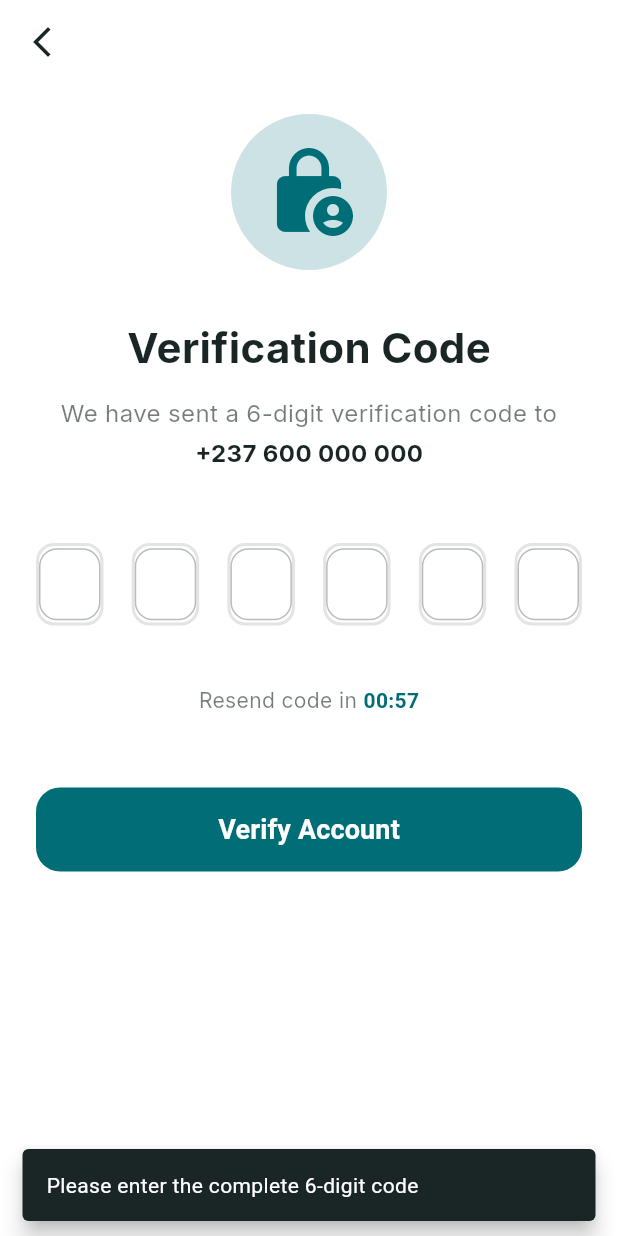
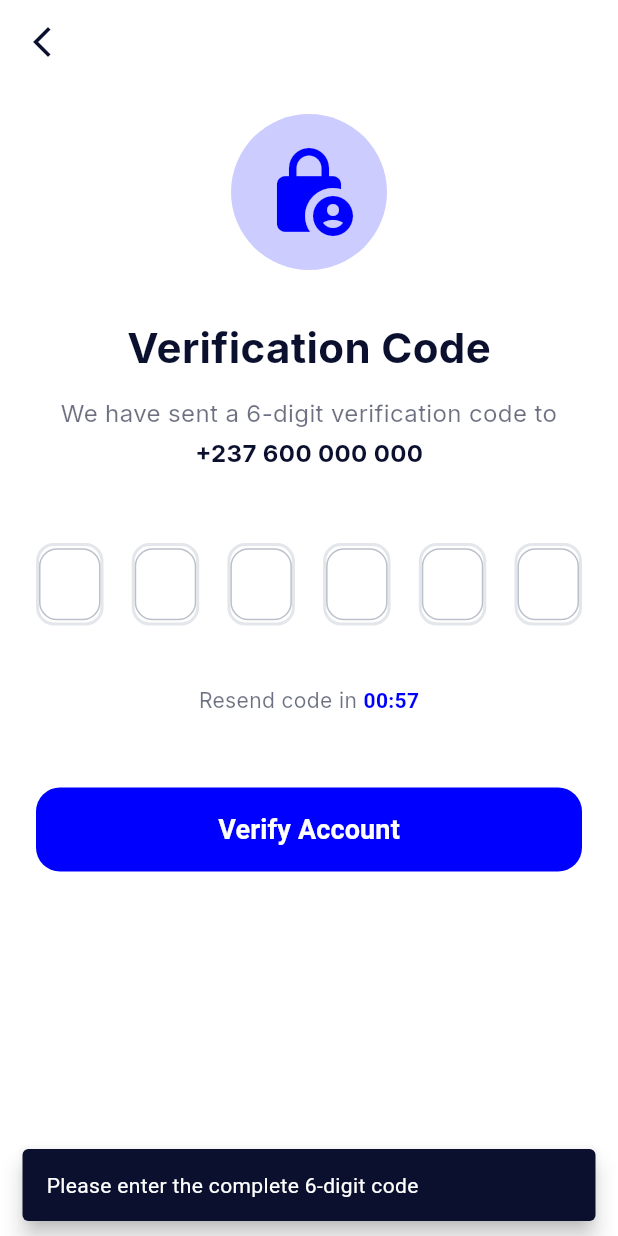
Before and after one commit to TulaPay/TulaBix, a Flutter app: the OtpVerificationScreen screen opened directly, after a tap on "Verify Account", on a phone screen of 412 x 824 dp. Run offline on Flutter 3.47's test engine with Material 3 defaults, Android fonts, the phone set to English and light mode, and no system bars; our stand-ins replace google_fonts, introduction_screen.

Commit message:
refactured all major components

```diff
--- a/lib/authentication/OTP_Verification_Screen.dart
+++ b/lib/authentication/OTP_Verification_Screen.dart
@@ -1,13 +1,17 @@
 import 'dart:async';
 import 'package:flutter/material.dart';
 import 'package:google_fonts/google_fonts.dart';
+import 'package:tulapay/authentication/create_pin_Screen.dart';
+import 'package:tulapay/screens/Navigation_bar.dart';
 
 class OtpVerificationScreen extends StatefulWidget {
   final String phoneNumber;
+  final bool isSignUp;
 
   const OtpVerificationScreen({
     super.key,
     this.phoneNumber = "+237 600 000 000",
+    this.isSignUp = false,
   });
 
   @override
@@ -72,12 +76,18 @@ class _OtpVerificationScreenState extends State<OtpVerificationScreen> {
       if (mounted) {
         setState(() => _isLoading = false);
         debugPrint("Verifying OTP: $otp");
-        // Navigation example:
-        // Navigator.pushAndRemoveUntil(
-        //   context,
-        //   MaterialPageRoute(builder: (_) => const Homepage()),
-        //   (route) => false,
-        // );
+        if (widget.isSignUp) {
+          Navigator.pushReplacement(
+            context,
+            MaterialPageRoute(builder: (_) => const CreatePinScreen()),
+          );
+        } else {
+          Navigator.pushAndRemoveUntil(
+            context,
+            MaterialPageRoute(builder: (_) => const Navigation_Bar()),
+            (route) => false,
+          );
+        }
       }
     } else {
       ScaffoldMessenger.of(context).showSnackBar(
--- a/lib/authentication/id_verification.dart
+++ b/lib/authentication/id_verification.dart
@@ -1,5 +1,6 @@
 import 'package:flutter/material.dart';
 import 'package:google_fonts/google_fonts.dart';
+import 'package:tulapay/authentication/verification_in_progress_page.dart';
 
 class IdVerification extends StatefulWidget {
   const IdVerification({super.key});
@@ -77,8 +78,11 @@ class _IdVerificationState extends State<IdVerification> {
                 onPressed: _selectedDocument == null
                   ? null
                   : () {
-                      // TODO: Navigate to Camera/Upload Screen
                       debugPrint("Proceeding with: $_selectedDocument");
+                      Navigator.push(
+                        context,
+                        MaterialPageRoute(builder: (_) => const VerificationInProgressPage()),
+                      );
                     },
                 child: const Text("Next"),
               ),
--- a/lib/authentication/kyc_onboarding.dart
+++ b/lib/authentication/kyc_onboarding.dart
@@ -1,5 +1,6 @@
 import 'package:flutter/material.dart';
 import 'package:google_fonts/google_fonts.dart';
+import 'package:tulapay/authentication/business_details.dart';
 
 class KycOnboarding extends StatefulWidget {
   const KycOnboarding({super.key});
@@ -133,7 +134,10 @@ class _KycOnboardingState extends State<KycOnboarding> {
               children: [
                 ElevatedButton(
                   onPressed: () {
-                    // TODO: Navigate to Business Details or next KYC step
+                    Navigator.push(
+                      context,
+                      MaterialPageRoute(builder: (_) => const BusinessDetails()),
+                    );
                   },
                   style: ElevatedButton.styleFrom(
                     minimumSize: const Size.fromHeight(56),
--- a/lib/main.dart
+++ b/lib/main.dart
@@ -1,5 +1,6 @@
 import 'package:flutter/material.dart';
 import 'package:tulapay/screens/Navigation_bar.dart';
+import 'package:tulapay/screens/splash.dart';
 import 'package:tulapay/themes/app_theme.dart';
 
 void main(){
@@ -17,7 +18,7 @@ class TulaApp extends StatelessWidget {
       theme: AppTheme.lightTheme,
       darkTheme: AppTheme.darkTheme,
       themeMode: ThemeMode.system,
-      home:   Navigation_Bar()
+      home:   SplashScreen()
     );
   }
 }
--- a/lib/themes/app_theme.dart
+++ b/lib/themes/app_theme.dart
@@ -1,21 +1,21 @@
 import 'package:flutter/material.dart';
 
 abstract class AppColors {
-  // Core Palette Hex Mappings
-  static const Color primary = Color(0xFF006D77);     // Headline / Brand
-  static const Color secondary = Color(0xFF83C5BE);   // Body / Accent
-  static const Color tertiary = Color(0xFF8E5426);    // Highlights / Badges
-  static const Color neutral = Color(0xFF747878);     // Borders / Captions
+  // Core Palette Hex Mappings (Vibrant Blue theme)
+  static const Color primary = Color(0xFF0000FF);     // Headline / Brand (Pure Blue)
+  static const Color secondary = Color(0xFF4D73FF);   // Body / Accent (Vibrant Medium Blue)
+  static const Color tertiary = Color(0xFFFF5252);    // Highlights / Badges (Vibrant Red)
+  static const Color neutral = Color(0xFF758296);     // Borders / Captions (Gray-Blue)
 
   // Light Mode Specifics
-  static const Color bgLight = Color(0xFFF4F9F9);      // Soft white with a hint of teal tint
+  static const Color bgLight = Color(0xFFF0F4FF);      // Soft pale blue backdrop
   static const Color surfaceLight = Colors.white;
-  static const Color textDark = Color(0xFF1A2526);     // High contrast body for light mode
+  static const Color textDark = Color(0xFF0A102D);     // High contrast body for light mode (Dark blue-black)
 
   // Dark Mode Specifics
-  static const Color bgDark = Color(0xFF0F1415);       // Deep slate/teal black
-  static const Color surfaceDark = Color(0xFF171F20);
-  static const Color primaryDarkAccent = Color(0xFF66E3EE); // High-contrast primary for dark components
+  static const Color bgDark = Color(0xFF05081A);       // Deep indigo black
+  static const Color surfaceDark = Color(0xFF111633);    // Soft dark indigo surface
+  static const Color primaryDarkAccent = Color(0xFF80A0FF); // High-contrast primary for dark components (Vibrant light blue)
 }
 
 class AppTheme {
@@ -131,7 +131,7 @@ class AppTheme {
         headlineLarge: TextStyle(color: Colors.white, fontWeight: FontWeight.bold),
         headlineMedium: TextStyle(color: AppColors.secondary, fontWeight: FontWeight.bold),
         titleLarge: TextStyle(color: Colors.white, fontWeight: FontWeight.w600),
-        bodyLarge: TextStyle(color: AppColors.secondary, fontSize: 16), // Light seafoam pops perfectly here
+        bodyLarge: TextStyle(color: AppColors.secondary, fontSize: 16), // Vibrant blue accent pops perfectly here
         bodyMedium: TextStyle(color: Color(0xFFD1DEDE), fontSize: 14),
       ),
 
```
Also changed, not shown: lib/authentication/create_pin_Screen.dart (+5 -2 lines), lib/authentication/sign_in.dart (+6 -1 lines), lib/authentication/sign_up.dart (+11 -3 lines), lib/authentication/verification_in_progress_page.dart (+6 -1 lines).
